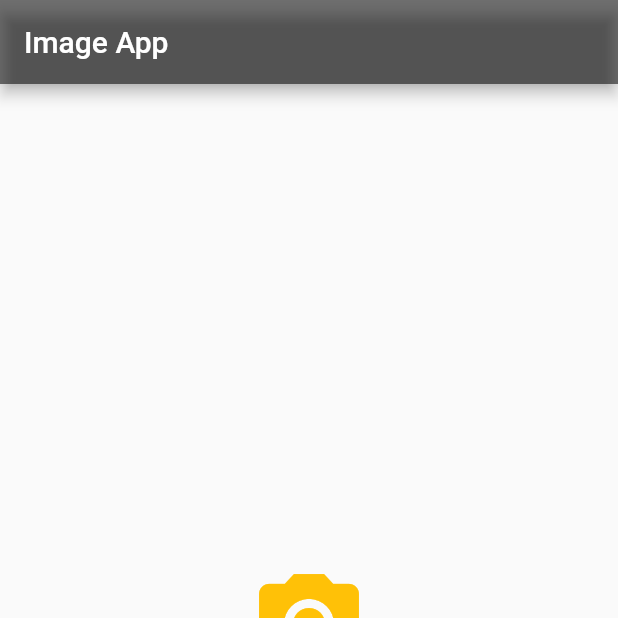
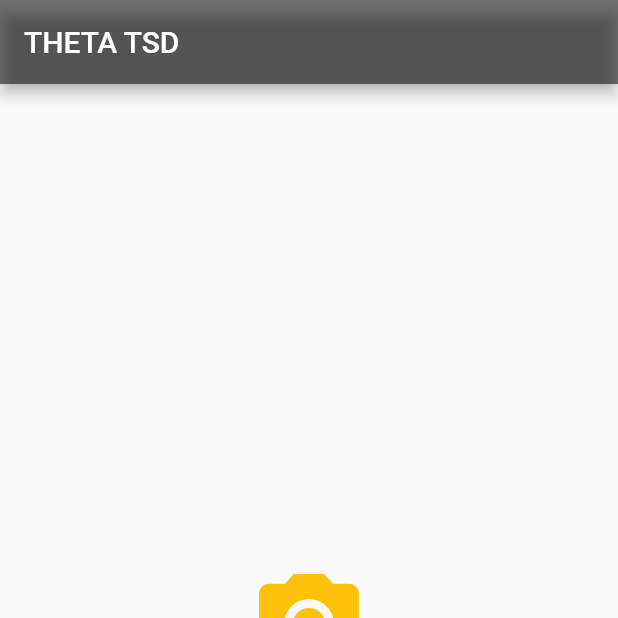
Before and after one commit to caitlynbakery/12_take_save_display, a Flutter app: the screen it shows after launch, on a phone screen of 412 x 824 dp, the top half of it. Run offline on Flutter 3.47's test engine with Material 2 defaults, Android fonts, the phone set to English and light mode, and no system bars; our stand-ins replace bloc, equatable, flutter_bloc, gallery_saver, image_picker; missing offline and left inert: flutter_launcher_icons, panorama.

Commit message:
Have Icon Working
Icon is larger and removed blue background

Added 360 view section to README

```diff
--- a/lib/main.dart
+++ b/lib/main.dart
@@ -7,6 +7,7 @@ import 'package:image_picker/image_picker.dart';
 import 'package:panorama/panorama.dart';
 import 'package:take_save_display_12/blocs/theta/theta_bloc.dart';
 import 'package:take_save_display_12/screens/full_screen.dart';
+import 'package:flutter_launcher_icons/main.dart';
 
 void main() {
   runApp(const MyApp());
@@ -20,12 +21,13 @@ class MyApp extends StatelessWidget {
     return BlocProvider(
       create: (context) => ThetaBloc(),
       child: MaterialApp(
+        color: Colors.white,
         home: BlocBuilder<ThetaBloc, ThetaState>(
           builder: (context, state) {
             return Scaffold(
                 appBar: AppBar(
                   backgroundColor: Colors.black54,
-                  title: const Text("Image App"),
+                  title: const Text("THETA TSD"),
                 ),
                 body: Column(
                   mainAxisAlignment: MainAxisAlignment.center,
--- a/pubspec.yaml
+++ b/pubspec.yaml
@@ -41,6 +41,12 @@ dependencies:
   equatable: ^2.0.3
   dio: ^4.0.6
   panorama: ^0.4.1
+  flutter_launcher_icons: ^0.9.3
+
+flutter_icons:
+  image_path: "assets/images/thetatsd.png"
+  android: "launcher_icon"
+  ios: true
 
 dev_dependencies:
   flutter_test:
```
Also changed, not shown: assets/images/logo.png (added), assets/images/logo2.png (added), assets/images/logo3.png (added), assets/images/thetatsd.png (added), pubspec.lock, 33 other files.
